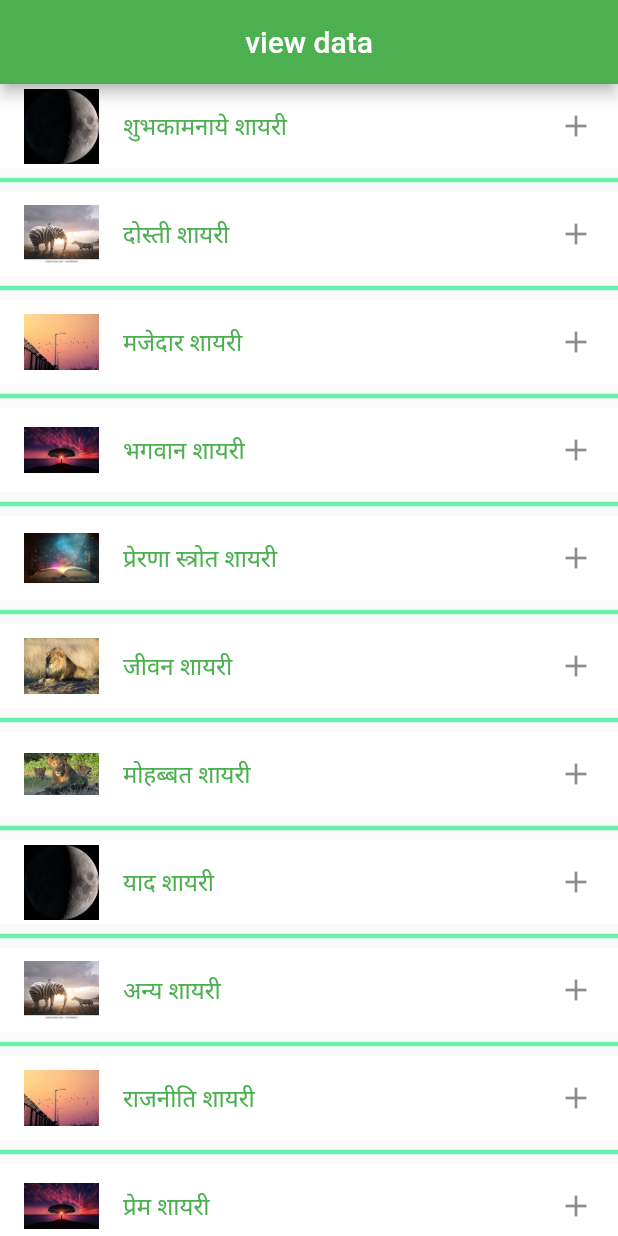
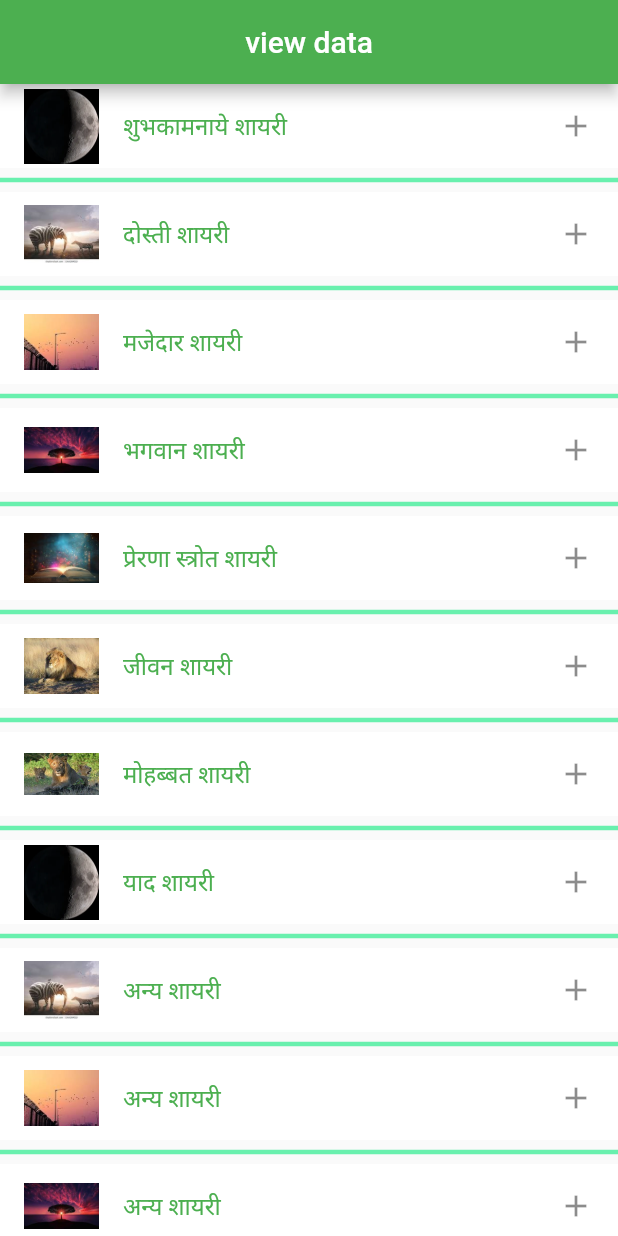
Before and after one commit to Jenishumaretiya/shayari1, a Flutter app: the view screen opened directly, on a phone screen of 412 x 824 dp. Run offline on Flutter 3.47's test engine with Material 2 defaults, Android fonts, the phone set to English and light mode, and no system bars; our stand-ins replace permission_handler, share_plus; missing offline and left inert: clipboard, external_path, widgets_to_image.

Commit message:
change in shayri data
dhyebhbcHC

```diff
--- a/lib/shayridata.dart
+++ b/lib/shayridata.dart
@@ -13,6 +13,9 @@ class data {
     "जीवन शायरी",
     "मोहब्बत शायरी",
     "याद शायरी",
+    "अन्य शायरी",
+    "अन्य शायरी",
+    "अन्य शायरी",
     "अन्य शायरी",
     "राजनीति शायरी",
     "प्रेम शायरी",
```
